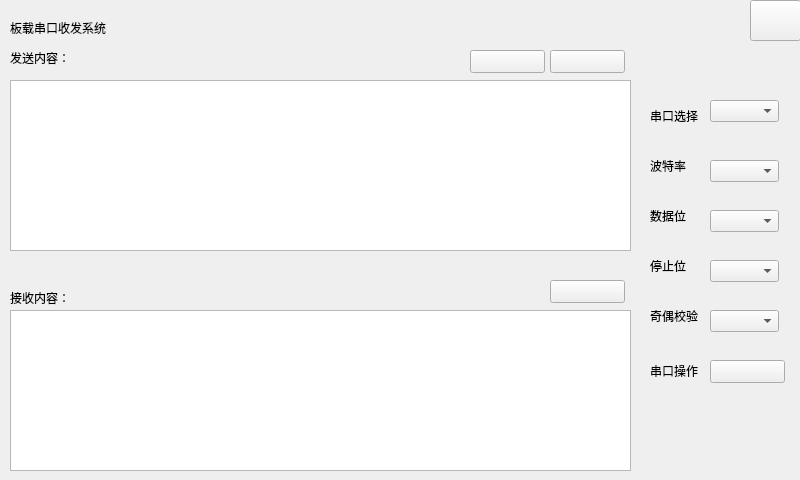
Qt form app/QSerial/mainwindow.ui (xicser/imx6ull_desktop) before a commit.
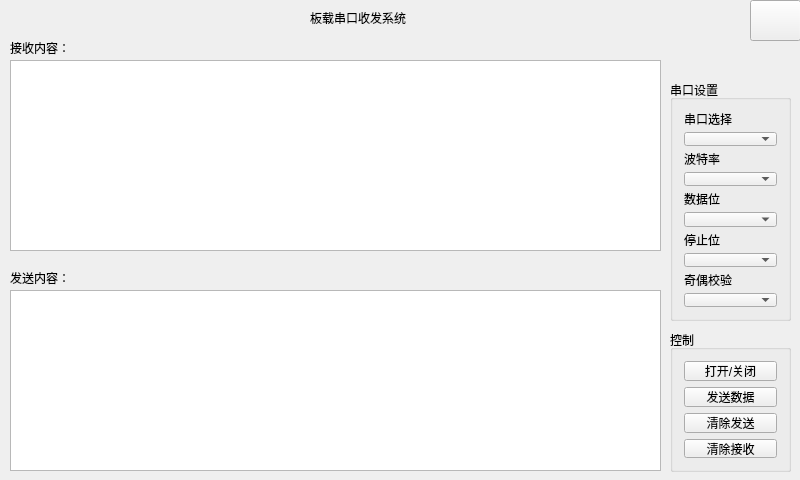
The same form after that commit.

Commit message: add group box.

```diff
--- a/app/QSerial/mainwindow.ui
+++ b/app/QSerial/mainwindow.ui
@@ -30,50 +30,24 @@
      <string/>
     </property>
    </widget>
-   <widget class="QTextEdit" name="textEdit_send">
-    <property name="geometry">
-     <rect>
-      <x>10</x>
-      <y>80</y>
-      <width>621</width>
-      <height>171</height>
-     </rect>
-    </property>
-    <property name="frameShape">
-     <enum>QFrame::StyledPanel</enum>
-    </property>
-   </widget>
    <widget class="QTextEdit" name="textEdit_receive">
     <property name="geometry">
      <rect>
       <x>10</x>
-      <y>310</y>
-      <width>621</width>
-      <height>161</height>
+      <y>60</y>
+      <width>651</width>
+      <height>191</height>
      </rect>
     </property>
     <property name="readOnly">
      <bool>true</bool>
     </property>
    </widget>
-   <widget class="QLabel" name="label_send">
-    <property name="geometry">
-     <rect>
-      <x>10</x>
-      <y>50</y>
-      <width>71</width>
-      <height>16</height>
-     </rect>
-    </property>
-    <property name="text">
-     <string>发送内容：</string>
-    </property>
-   </widget>
    <widget class="QLabel" name="label_receive">
     <property name="geometry">
      <rect>
       <x>10</x>
-      <y>290</y>
+      <y>40</y>
       <width>61</width>
       <height>16</height>
      </rect>
@@ -85,8 +59,8 @@
    <widget class="QLabel" name="label_title">
     <property name="geometry">
      <rect>
-      <x>10</x>
-      <y>20</y>
+      <x>310</x>
+      <y>10</y>
       <width>131</width>
       <height>16</height>
      </rect>
@@ -95,188 +69,142 @@
      <string>板载串口收发系统</string>
     </property>
    </widget>
-   <widget class="QLabel" name="label_port_select">
+   <widget class="QTextEdit" name="textEdit_send">
     <property name="geometry">
      <rect>
-      <x>650</x>
-      <y>110</y>
-      <width>54</width>
-      <height>12</height>
+      <x>10</x>
+      <y>290</y>
+      <width>651</width>
+      <height>181</height>
      </rect>
     </property>
-    <property name="text">
-     <string>串口选择</string>
+    <property name="frameShape">
+     <enum>QFrame::StyledPanel</enum>
     </property>
    </widget>
-   <widget class="QLabel" name="label_baud">
+   <widget class="QLabel" name="label_send">
     <property name="geometry">
      <rect>
-      <x>650</x>
-      <y>160</y>
-      <width>54</width>
-      <height>12</height>
+      <x>10</x>
+      <y>270</y>
+      <width>71</width>
+      <height>16</height>
      </rect>
     </property>
     <property name="text">
-     <string>波特率</string>
+     <string>发送内容：</string>
     </property>
    </widget>
-   <widget class="QLabel" name="label_data_bit">
+   <widget class="QGroupBox" name="groupBox_port_setting">
     <property name="geometry">
      <rect>
-      <x>650</x>
-      <y>210</y>
-      <width>54</width>
-      <height>12</height>
+      <x>670</x>
+      <y>80</y>
+      <width>121</width>
+      <height>241</height>
      </rect>
     </property>
-    <property name="text">
-     <string>数据位</string>
+    <property name="title">
+     <string>串口设置</string>
     </property>
+    <layout class="QGridLayout" name="gridLayout">
+     <item row="0" column="0">
+      <widget class="QLabel" name="label_port_select">
+       <property name="text">
+        <string>串口选择</string>
+       </property>
+      </widget>
+     </item>
+     <item row="1" column="0">
+      <widget class="QComboBox" name="comboBox_port_select"/>
+     </item>
+     <item row="2" column="0">
+      <widget class="QLabel" name="label_baud">
+       <property name="text">
+        <string>波特率</string>
+       </property>
+      </widget>
+     </item>
+     <item row="3" column="0">
+      <widget class="QComboBox" name="comboBox_baud"/>
+     </item>
+     <item row="4" column="0">
+      <widget class="QLabel" name="label_data_bit">
+       <property name="text">
+        <string>数据位</string>
+       </property>
+      </widget>
+     </item>
+     <item row="5" column="0">
+      <widget class="QComboBox" name="comboBox_data_bit"/>
+     </item>
+     <item row="6" column="0">
+      <widget class="QLabel" name="label_stop_bit">
+       <property name="text">
+        <string>停止位</string>
+       </property>
+      </widget>
+     </item>
+     <item row="7" column="0">
+      <widget class="QComboBox" name="comboBox_stop_bit"/>
+     </item>
+     <item row="8" column="0">
+      <widget class="QLabel" name="label_parity_check">
+       <property name="text">
+        <string>奇偶校验</string>
+       </property>
+      </widget>
+     </item>
+     <item row="9" column="0">
+      <widget class="QComboBox" name="comboBox_parity_check"/>
+     </item>
+    </layout>
    </widget>
-   <widget class="QLabel" name="label_parity_check">
+   <widget class="QGroupBox" name="groupBox_control">
     <property name="geometry">
      <rect>
-      <x>650</x>
-      <y>310</y>
-      <width>54</width>
-      <height>12</height>
+      <x>670</x>
+      <y>330</y>
+      <width>121</width>
+      <height>142</height>
      </rect>
     </property>
-    <property name="text">
-     <string>奇偶校验</string>
+    <property name="title">
+     <string>控制</string>
     </property>
-   </widget>
-   <widget class="QLabel" name="label_port_op">
-    <property name="geometry">
-     <rect>
-      <x>650</x>
-      <y>365</y>
-      <width>54</width>
-      <height>12</height>
-     </rect>
-    </property>
-    <property name="text">
-     <string>串口操作</string>
-    </property>
-   </widget>
-   <widget class="QPushButton" name="btn_clear_receive">
-    <property name="geometry">
-     <rect>
-      <x>550</x>
-      <y>280</y>
-      <width>75</width>
-      <height>23</height>
-     </rect>
-    </property>
-    <property name="text">
-     <string/>
-    </property>
-   </widget>
-   <widget class="QPushButton" name="btn_clear_send">
-    <property name="geometry">
-     <rect>
-      <x>550</x>
-      <y>50</y>
-      <width>75</width>
-      <height>23</height>
-     </rect>
-    </property>
-    <property name="text">
-     <string/>
-    </property>
-   </widget>
-   <widget class="QPushButton" name="btn_send">
-    <property name="geometry">
-     <rect>
-      <x>470</x>
-      <y>50</y>
-      <width>75</width>
-      <height>23</height>
-     </rect>
-    </property>
-    <property name="text">
-     <string/>
-    </property>
-   </widget>
-   <widget class="QPushButton" name="btn_port_op">
-    <property name="geometry">
-     <rect>
-      <x>710</x>
-      <y>360</y>
-      <width>75</width>
-      <height>23</height>
-     </rect>
-    </property>
-    <property name="text">
-     <string/>
-    </property>
-    <property name="checkable">
-     <bool>true</bool>
-    </property>
-   </widget>
-   <widget class="QComboBox" name="comboBox_port_select">
-    <property name="geometry">
-     <rect>
-      <x>710</x>
-      <y>100</y>
-      <width>69</width>
-      <height>22</height>
-     </rect>
-    </property>
-   </widget>
-   <widget class="QComboBox" name="comboBox_baud">
-    <property name="geometry">
-     <rect>
-      <x>710</x>
-      <y>160</y>
-      <width>69</width>
-      <height>22</height>
-     </rect>
-    </property>
-   </widget>
-   <widget class="QComboBox" name="comboBox_data_bit">
-    <property name="geometry">
-     <rect>
-      <x>710</x>
-      <y>210</y>
-      <width>69</width>
-      <height>22</height>
-     </rect>
-    </property>
-   </widget>
-   <widget class="QComboBox" name="comboBox_parity_check">
-    <property name="geometry">
-     <rect>
-      <x>710</x>
-      <y>310</y>
-      <width>69</width>
-      <height>22</height>
-     </rect>
-    </property>
-   </widget>
-   <widget class="QLabel" name="label_stop_bit">
-    <property name="geometry">
-     <rect>
-      <x>650</x>
-      <y>260</y>
-      <width>54</width>
-      <height>12</height>
-     </rect>
-    </property>
-    <property name="text">
-     <string>停止位</string>
-    </property>
-   </widget>
-   <widget class="QComboBox" name="comboBox_stop_bit">
-    <property name="geometry">
-     <rect>
-      <x>710</x>
-      <y>260</y>
-      <width>69</width>
-      <height>22</height>
-     </rect>
-    </property>
+    <layout class="QGridLayout" name="gridLayout_2">
+     <item row="0" column="0">
+      <widget class="QPushButton" name="btn_port_op">
+       <property name="text">
+        <string>打开/关闭</string>
+       </property>
+       <property name="checkable">
+        <bool>true</bool>
+       </property>
+      </widget>
+     </item>
+     <item row="1" column="0">
+      <widget class="QPushButton" name="btn_send">
+       <property name="text">
+        <string>发送数据</string>
+       </property>
+      </widget>
+     </item>
+     <item row="2" column="0">
+      <widget class="QPushButton" name="btn_clear_send">
+       <property name="text">
+        <string>清除发送</string>
+       </property>
+      </widget>
+     </item>
+     <item row="3" column="0">
+      <widget class="QPushButton" name="btn_clear_receive">
+       <property name="text">
+        <string>清除接收</string>
+       </property>
+      </widget>
+     </item>
+    </layout>
    </widget>
   </widget>
  </widget>
```
The commit also changes 1 other file.
